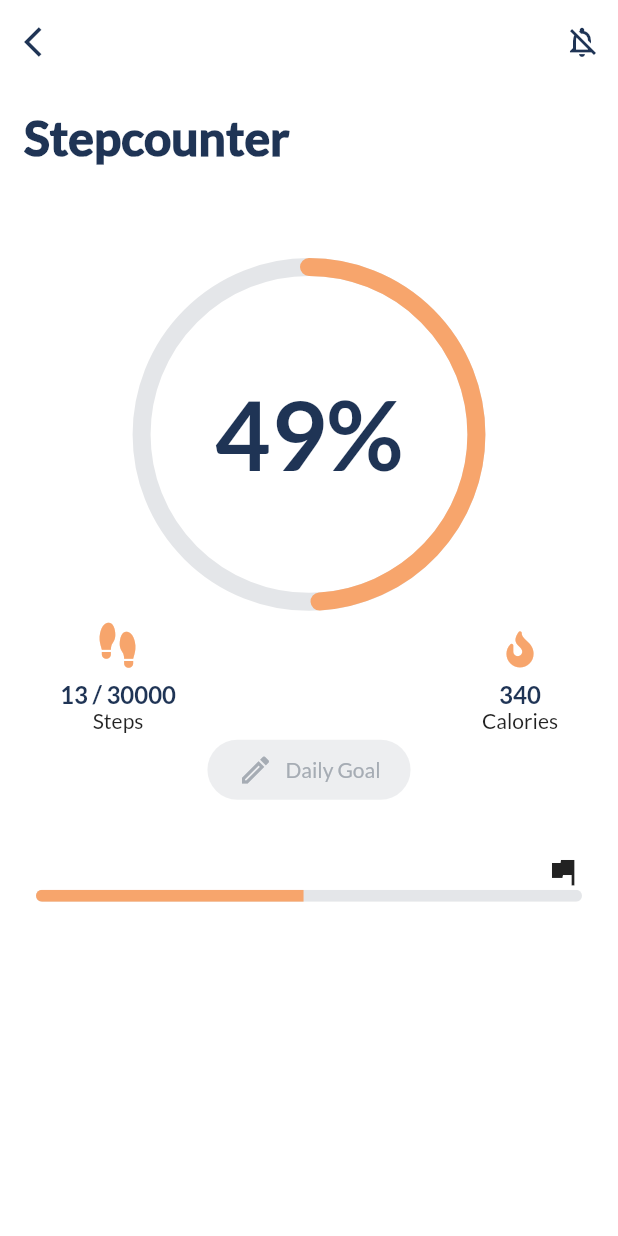
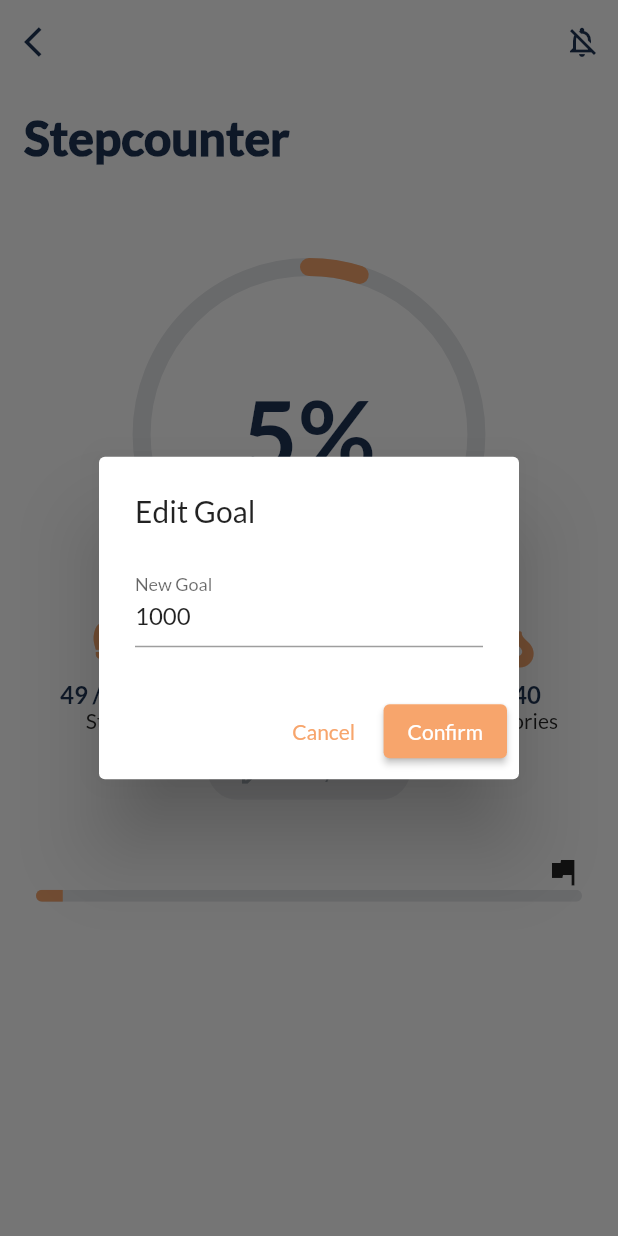
Before and after one commit to migalv/fastic_step_counter, a Flutter app: the screen it shows after launch, after a tap on "Daily Goal", on a phone screen of 412 x 824 dp. Run offline on Flutter 3.47's test engine with Material 2 defaults, Android fonts, the phone set to English and light mode, and no system bars; our stand-ins replace bloc, dartz, flutter_bloc, font_awesome_flutter, freezed_annotation, get_it and 1 more; generated files the repository leaves out were written again.

Commit message:
Create the Goal Setter BLoC & add to the View
This bloc will be responsible for setting new goals.

```diff
--- /dev/null
+++ b/lib/application/goal_setter/goal_setter_bloc.dart
@@ -0,0 +1,38 @@
+import 'dart:async';
+
+import 'package:bloc/bloc.dart';
+import 'package:freezed_annotation/freezed_annotation.dart';
+import 'package:injectable/injectable.dart';
+
+part 'goal_setter_event.dart';
+part 'goal_setter_state.dart';
+part 'goal_setter_bloc.freezed.dart';
+
+@injectable
+class GoalSetterBloc extends Bloc<GoalSetterEvent, GoalSetterState> {
+  // I set the initial goal to be 1000
+  GoalSetterBloc() : super(const GoalSetterState.initial(initialGoal: 1000));
+
+  int currentGoal = 1000;
+
+  @override
+  Stream<GoalSetterState> mapEventToState(
+    GoalSetterEvent event,
+  ) async* {
+    // As you can see here. It's much easier to implement all the events when using
+    // Freezed to create Unions for our states.
+    // If you dont implement an event the code will not compile
+    yield* event.when(
+      editGoalButtonPressed: () async* {
+        yield const GoalSetterState.changeGoalInProgress();
+      },
+      confirmGoalButtonPressed: (int newGoal) async* {
+        currentGoal = newGoal;
+        yield GoalSetterState.changeGoalSuccess(currentGoal: currentGoal);
+      },
+      cancelGoalButtonPressed: () async* {
+        yield GoalSetterState.goalChangeCanceled(currentGoal: currentGoal);
+      },
+    );
+  }
+}
--- /dev/null
+++ b/lib/application/goal_setter/goal_setter_event.dart
@@ -0,0 +1,14 @@
+part of 'goal_setter_bloc.dart';
+
+@freezed
+class GoalSetterEvent with _$GoalSetterEvent {
+  const factory GoalSetterEvent.editGoalButtonPressed() =
+      _EditGoalButtonPressed;
+
+  const factory GoalSetterEvent.confirmGoalButtonPressed({
+    required int newGoal,
+  }) = _ConfirmGoalButtonPressed;
+
+  const factory GoalSetterEvent.cancelGoalButtonPressed() =
+      _CancelGoalButtonPressed;
+}
--- /dev/null
+++ b/lib/application/goal_setter/goal_setter_state.dart
@@ -0,0 +1,15 @@
+part of 'goal_setter_bloc.dart';
+
+@freezed
+class GoalSetterState with _$GoalSetterState {
+  const factory GoalSetterState.initial({
+    required int initialGoal,
+  }) = _Initial;
+  const factory GoalSetterState.changeGoalInProgress() = _ChangeGoalInProgress;
+  const factory GoalSetterState.changeGoalSuccess({
+    required int currentGoal,
+  }) = _ChangeGoalSuccess;
+  const factory GoalSetterState.goalChangeCanceled({
+    required int currentGoal,
+  }) = _GoalChangeCanceled;
+}
--- a/lib/infrastructure/health_source/mock_health_source.dart
+++ b/lib/infrastructure/health_source/mock_health_source.dart
@@ -26,7 +26,7 @@ class MockHealthSource implements IHealthSource {
   Stream<Either<HealthSourceFailure, int>> trackUserSteps() {
     final random = Random();
     const min = 1;
-    const max = 3;
+    const max = 10;
 
     return Stream<Map<String, dynamic>>.periodic(
       const Duration(seconds: 1),
--- a/lib/presentation/step_counter/step_counter_page.dart
+++ b/lib/presentation/step_counter/step_counter_page.dart
@@ -1,9 +1,11 @@
 import 'dart:math' as math;
 
+import 'package:fastic_step_counter/application/goal_setter/goal_setter_bloc.dart';
 import 'package:fastic_step_counter/application/step_watcher/step_watcher_bloc.dart';
 import 'package:fastic_step_counter/injection.dart';
 import 'package:fastic_step_counter/presentation/step_counter/themes/app_colors.dart';
 import 'package:fastic_step_counter/presentation/step_counter/widgets/circle_progress.dart';
+import 'package:fastic_step_counter/presentation/step_counter/widgets/dialogs/goal_form_dialog.dart';
 import 'package:fastic_step_counter/presentation/step_counter/widgets/statistics.dart';
 import 'package:flutter/material.dart';
 import 'package:flutter_bloc/flutter_bloc.dart';
@@ -36,13 +38,16 @@ class StepCounterPage extends StatelessWidget {
         elevation: 0.0,
         backgroundColor: Colors.white,
       ),
-      body: BlocProvider(
+      body: MultiBlocProvider(
+        providers: [
+          BlocProvider(
             create: (context) => getIt<StepWatcherBloc>()
               ..add(const StepWatcherEvent.startedWatching()),
+          ),
+          BlocProvider(create: (context) => getIt<GoalSetterBloc>()),
+        ],
         child: BlocConsumer<StepWatcherBloc, StepWatcherState>(
-          listener: (context, state) {
-            // TODO: implement listener
-          },
+          listener: _stepWatcherBlocListener,
           builder: (context, state) {
             int steps = 0;
 
@@ -53,25 +58,77 @@ class StepCounterPage extends StatelessWidget {
               },
               watchingFailure: (failure) {},
             );
-            return Column(
-              crossAxisAlignment: CrossAxisAlignment.start,
+
+            return BlocConsumer<GoalSetterBloc, GoalSetterState>(
+                listener: _goalSetterBlocListener,
+                builder: (context, state) {
+                  int goal = 0;
+                  double progress = 0.0;
+
+                  state.when(
+                    initial: (initialGoal) => goal = initialGoal,
+                    changeGoalInProgress: () =>
+                        goal = context.read<GoalSetterBloc>().currentGoal,
+                    changeGoalSuccess: (int currentGoal) => goal = currentGoal,
+                    goalChangeCanceled: (int currentGoal) => goal = currentGoal,
+                  );
+
+                  progress = steps / goal;
+
+                  return ListView(
                     children: [
                       _buildTitle(),
                       const SizedBox(height: 56.0),
-                const CircleProgress(value: 49.0),
+                      CircleProgress(value: progress * 100),
                       _buildStatsRow(
                         steps: steps,
+                        goal: goal,
                       ),
                       _buildDailyGoalButton(),
                       const SizedBox(height: 32.0),
-                _buildLinearProgressBar(),
+                      _buildLinearProgressBar(value: progress),
                     ],
                   );
+                });
           },
         ),
       ),
     );
   }
+
+  void _stepWatcherBlocListener(BuildContext context, StepWatcherState state) =>
+      state.when(
+        initial: () {},
+        watchingSuccess: (steps) {},
+        watchingFailure: (failureMessage) =>
+            ScaffoldMessenger.of(context).showSnackBar(
+          SnackBar(
+            content: Text(failureMessage),
+          ),
+        ),
+      );
+
+  void _goalSetterBlocListener(BuildContext context, GoalSetterState state) =>
+      state.when(
+        initial: (int initialGoal) {},
+        changeGoalInProgress: () {
+          final GoalSetterBloc goalSetterBloc = context.read<GoalSetterBloc>();
+          showDialog(
+            context: context,
+            builder: (_) => BlocProvider<GoalSetterBloc>.value(
+              value: goalSetterBloc,
+              child: GoalFormDialog(),
+            ),
+          );
+        },
+        changeGoalSuccess: (int currentGoal) =>
+            ScaffoldMessenger.of(context).showSnackBar(
+          const SnackBar(
+            content: Text("Goal updated successfully"),
+          ),
+        ),
+        goalChangeCanceled: (int currentGoal) {},
+      );
 
   Widget _buildTitle() => const Padding(
         padding: EdgeInsets.only(left: 16.0, top: 16.0),
@@ -86,7 +143,8 @@ class StepCounterPage extends StatelessWidget {
       );
 
   Widget _buildStatsRow({
-    int steps = 0,
+    required int steps,
+    required int goal,
   }) =>
       Container(
         margin: const EdgeInsets.symmetric(horizontal: 40.0),
@@ -101,7 +159,7 @@ class StepCounterPage extends StatelessWidget {
                 ),
               ),
               statName: "Steps",
-              stats: "$steps / 30000",
+              stats: "$steps / $goal",
             ),
             const Expanded(child: SizedBox()),
             const Statistics(
@@ -116,7 +174,10 @@ class StepCounterPage extends StatelessWidget {
         ),
       );
 
-  Widget _buildDailyGoalButton() => Center(
+  Widget _buildDailyGoalButton() =>
+      BlocBuilder<GoalSetterBloc, GoalSetterState>(
+        builder: (context, state) {
+          return Center(
             child: TextButton.icon(
               style: TextButton.styleFrom(
                 primary: AppColors.gray,
@@ -129,13 +190,17 @@ class StepCounterPage extends StatelessWidget {
                 ),
                 backgroundColor: AppColors.gray20,
               ),
-          onPressed: () {},
+              onPressed: () => context
+                  .read<GoalSetterBloc>()
+                  .add(const GoalSetterEvent.editGoalButtonPressed()),
               icon: const Icon(Icons.edit_outlined),
               label: const Text("Daily Goal"),
             ),
           );
+        },
+      );
 
-  Widget _buildLinearProgressBar() => Padding(
+  Widget _buildLinearProgressBar({required double value}) => Padding(
         padding: const EdgeInsets.symmetric(horizontal: 24.0),
         child: Column(
           crossAxisAlignment: CrossAxisAlignment.end,
@@ -143,11 +208,12 @@ class StepCounterPage extends StatelessWidget {
             Transform(
               alignment: Alignment.center,
               transform: Matrix4.rotationY(math.pi),
-                child: const Icon(Icons.flag)),
+              child: const Icon(Icons.flag),
+            ),
             ClipRRect(
               borderRadius: BorderRadius.circular(8.0),
-              child: const LinearProgressIndicator(
-                value: 0.49,
+              child: LinearProgressIndicator(
+                value: value,
                 backgroundColor: AppColors.gray30,
                 minHeight: 8.0,
                 color: AppColors.orange,
--- /dev/null
+++ b/lib/presentation/step_counter/widgets/dialogs/goal_form_dialog.dart
@@ -0,0 +1,77 @@
+import 'package:fastic_step_counter/application/goal_setter/goal_setter_bloc.dart';
+import 'package:fastic_step_counter/presentation/step_counter/themes/app_colors.dart';
+import 'package:flutter_bloc/flutter_bloc.dart';
+import 'package:flutter/material.dart';
+
+class GoalFormDialog extends StatelessWidget {
+  GoalFormDialog({Key? key}) : super(key: key);
+
+  final GlobalKey<FormState> _formKey = GlobalKey<FormState>();
+
+  @override
+  Widget build(BuildContext context) {
+    return BlocBuilder<GoalSetterBloc, GoalSetterState>(
+      builder: (context, snapshot) {
+        final TextEditingController _goalController = TextEditingController(
+          text: context.read<GoalSetterBloc>().currentGoal.toString(),
+        );
+        return AlertDialog(
+          title: const Text('Edit Goal'),
+          content: Form(
+            key: _formKey,
+            child: TextFormField(
+              controller: _goalController,
+              decoration: const InputDecoration(labelText: "New Goal"),
+              keyboardType: TextInputType.number,
+              textInputAction: TextInputAction.done,
+              validator: (value) {
+                if (value == null || value.isEmpty) {
+                  return "The goal can't be empty";
+                } else if (int.tryParse(value) == null) {
+                  return "Enter a valid goal";
+                }
+              },
+            ),
+          ),
+          actions: [
+            TextButton(
+              style: TextButton.styleFrom(primary: AppColors.orange),
+              onPressed: () {
+                context
+                    .read<GoalSetterBloc>()
+                    .add(const GoalSetterEvent.cancelGoalButtonPressed());
+                Navigator.of(context).pop();
+              },
+              child: const Text("Cancel"),
+            ),
+            ElevatedButton(
+              style: ElevatedButton.styleFrom(primary: AppColors.orange),
+              onPressed: () {
+                if (_formKey.currentState != null &&
+                    _formKey.currentState!.validate()) {
+                  final int? newGoal = int.tryParse(_goalController.text);
+
+                  if (newGoal == null) {
+                    ScaffoldMessenger.of(context).showSnackBar(
+                      const SnackBar(
+                        content: Text("Invalid value"),
+                      ),
+                    );
+                    return;
+                  }
+
+                  context.read<GoalSetterBloc>().add(
+                      GoalSetterEvent.confirmGoalButtonPressed(
+                          newGoal: newGoal));
+
+                  Navigator.of(context).pop();
+                }
+              },
+              child: const Text("Confirm"),
+            ),
+          ],
+        );
+      },
+    );
+  }
+}
```
Lines whose indentation alone changed are shown as unchanged.
